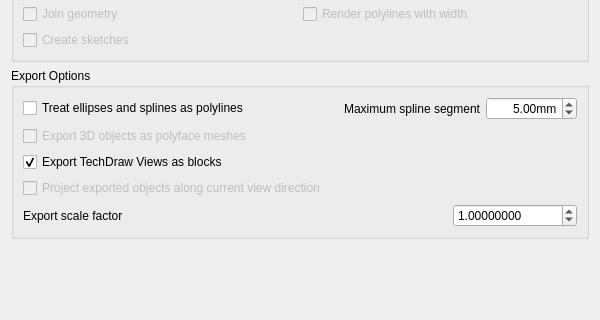
Old version of the form src/Mod/Draft/Resources/ui/preferences-dxf.ui in the repository i-machine-things/FreeCAD; both pictures show x 0 to 600 and y 560 to 880 of the 600 by 880 pixel window.
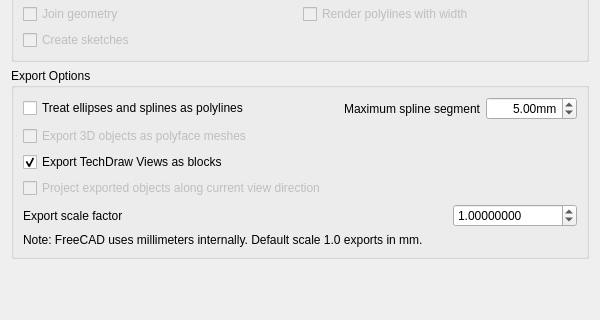
New version of the form. Custom widgets are drawn as their Qt base class.

Commit message:
Draft: add mm note to DXF export scale preferences UI
Adds a visible label below the Export scale factor spinbox:
"Note: FreeCAD uses millimeters internally. Default scale 1.0 exports in mm."

```diff
--- a/src/Mod/Draft/Resources/ui/preferences-dxf.ui
+++ b/src/Mod/Draft/Resources/ui/preferences-dxf.ui
@@ -689,6 +689,16 @@
         </item>
        </layout>
       </item>
+      <item>
+       <widget class="QLabel" name="label_dxfExportScaleNote">
+        <property name="text">
+         <string>Note: FreeCAD uses millimeters internally. Default scale 1.0 exports in mm.</string>
+        </property>
+        <property name="wordWrap">
+         <bool>true</bool>
+        </property>
+       </widget>
+      </item>
      </layout>
     </widget>
    </item>
```
